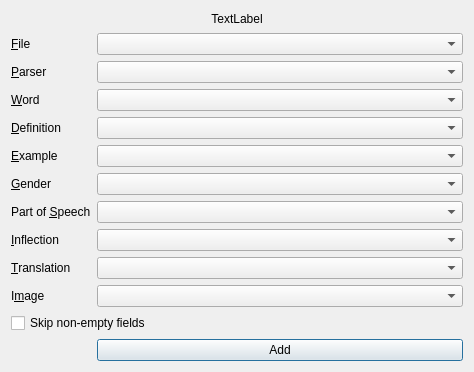
First picture: the form in designer/main.ui, repository abdnh/anki-zim-reader, before the edit.
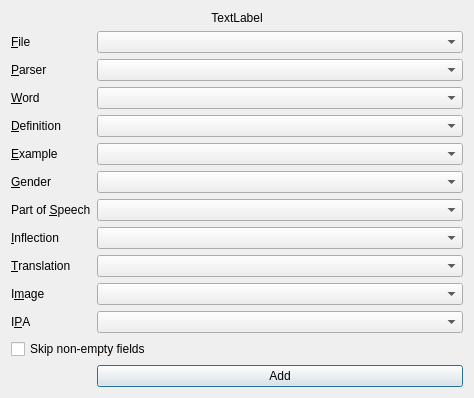
Second picture: the form after the edit.

Commit message:
Add IPA field
Closes #18

```diff
--- a/designer/main.ui
+++ b/designer/main.ui
@@ -7,7 +7,7 @@
     <x>0</x>
     <y>0</y>
     <width>474</width>
-    <height>372</height>
+    <height>392</height>
    </rect>
   </property>
   <property name="windowTitle">
@@ -26,13 +26,6 @@
    </item>
    <item>
     <layout class="QFormLayout" name="formLayout">
-     <item row="11" column="1">
-      <widget class="QPushButton" name="addButton">
-       <property name="text">
-        <string>Add</string>
-       </property>
-      </widget>
-     </item>
      <item row="0" column="0">
       <widget class="QLabel" name="label_6">
        <property name="text">
@@ -163,13 +156,33 @@
      <item row="9" column="1">
       <widget class="QComboBox" name="imageFieldComboBox"/>
      </item>
-     <item row="10" column="0" colspan="2">
+     <item row="10" column="0">
+      <widget class="QLabel" name="label_11">
+       <property name="text">
+        <string>I&amp;PA</string>
+       </property>
+       <property name="buddy">
+        <cstring>ipaFieldComboBox</cstring>
+       </property>
+      </widget>
+     </item>
+     <item row="11" column="0" colspan="2">
       <widget class="QCheckBox" name="skipNonEmptyCheckBox">
        <property name="text">
         <string>Skip non-empty fields</string>
        </property>
       </widget>
      </item>
+     <item row="12" column="1">
+      <widget class="QPushButton" name="addButton">
+       <property name="text">
+        <string>Add</string>
+       </property>
+      </widget>
+     </item>
+     <item row="10" column="1">
+      <widget class="QComboBox" name="ipaFieldComboBox"/>
+     </item>
     </layout>
    </item>
   </layout>
```
Left out of the diff: 60 changed lines with no effect on the pictures. The commit also changes 8 other files.
